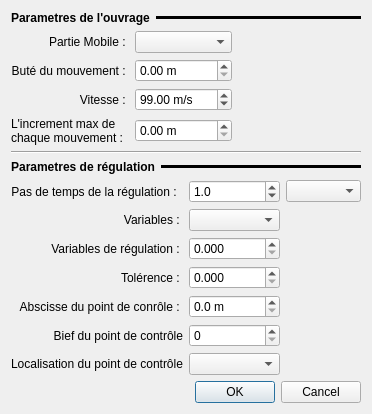
This is ui/structures/ui_floodgate.ui in Artelia/Mascaret as Qt 5 draws it before an edit. The edited form follows.
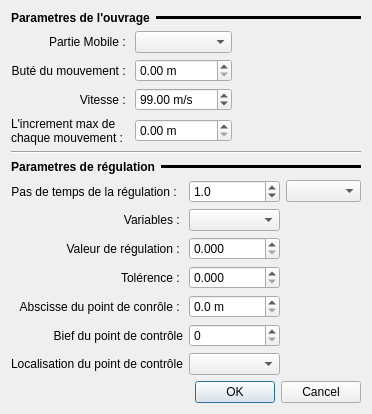
This is the edited form.

```diff
--- a/ui/structures/ui_floodgate.ui
+++ b/ui/structures/ui_floodgate.ui
@@ -334,7 +334,7 @@
             </sizepolicy>
            </property>
            <property name="text">
-            <string>Variables de régulation : </string>
+            <string>Valeur de régulation : </string>
            </property>
            <property name="alignment">
             <set>Qt::AlignRight|Qt::AlignTrailing|Qt::AlignVCenter</set>
```
